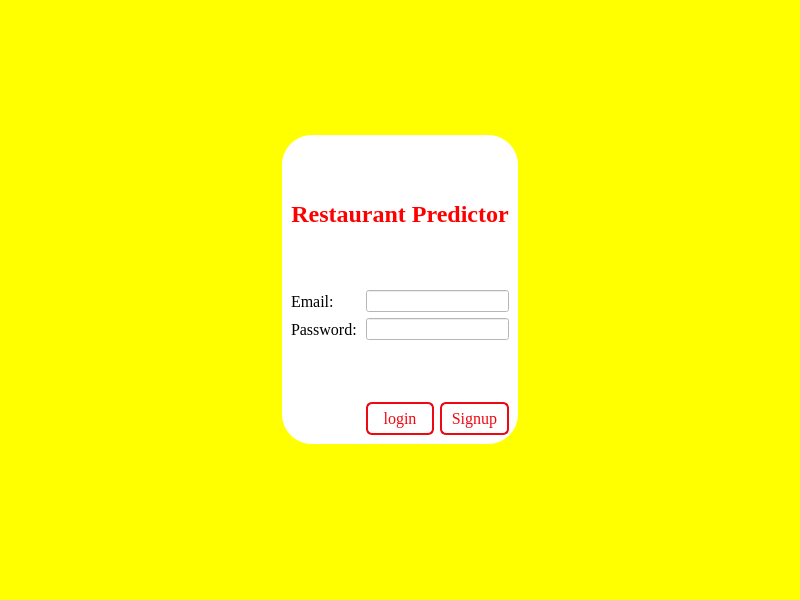
This is ui/GUI.ui in abdullah0307/Restaurant_predictor as Qt 5 draws it before an edit. The edited form follows.
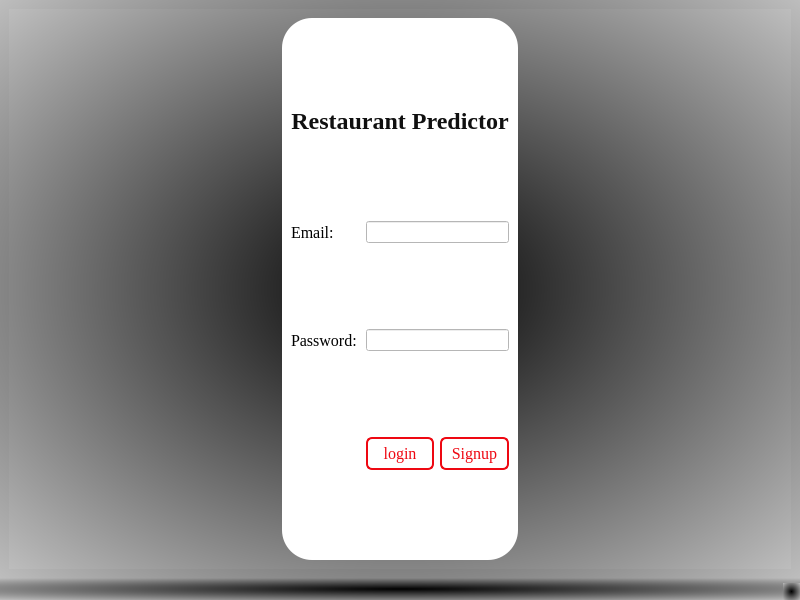
This is the edited form.

What changed in the file:
```diff
--- a/ui/GUI.ui
+++ b/ui/GUI.ui
@@ -14,8 +14,7 @@
    <string>MainWindow</string>
   </property>
   <property name="styleSheet">
-   <string notr="true">
-background-color: rgb(255, 255, 0);</string>
+   <string notr="true">background-color: qradialgradient(spread:pad, cx:0.5, cy:0.5, radius:0.953, fx:0.5, fy:0.5, stop:0 rgba(0, 0, 0, 255), stop:1 rgba(255, 255, 255, 255));</string>
   </property>
   <widget class="QWidget" name="centralwidget">
    <layout class="QGridLayout" name="gridLayout">
@@ -26,7 +25,7 @@
       </property>
       <widget class="QWidget" name="login_page">
        <layout class="QGridLayout" name="gridLayout_3">
-        <item row="1" column="1">
+        <item row="0" column="1">
          <widget class="QFrame" name="frame">
           <property name="styleSheet">
            <string notr="true">QFrame{
@@ -44,7 +43,68 @@
            <enum>QFrame::Raised</enum>
           </property>
           <layout class="QGridLayout" name="gridLayout_2">
-           <item row="7" column="2">
+           <item row="4" column="3">
+            <widget class="QPushButton" name="pushButton_2">
+             <property name="font">
+              <font>
+               <family>Times New Roman</family>
+               <pointsize>12</pointsize>
+              </font>
+             </property>
+             <property name="styleSheet">
+              <string notr="true">QPushButton{background:none;
+ border:2px solid #EE0812;
+ border-radius:6px;
+ color:#EE0812;
+ padding-top:5px;
+ padding-bottom:5px;
+}
+QPushButton:hover{
+	background-color: rgb(255, 0, 0);
+	color: rgb(255, 255, 255);
+}
+</string>
+             </property>
+             <property name="text">
+              <string>Signup</string>
+             </property>
+            </widget>
+           </item>
+           <item row="3" column="1">
+            <widget class="QLabel" name="label_3">
+             <property name="font">
+              <font>
+               <family>Times New Roman</family>
+               <pointsize>12</pointsize>
+              </font>
+             </property>
+             <property name="text">
+              <string>Password:</string>
+             </property>
+            </widget>
+           </item>
+           <item row="2" column="1">
+            <widget class="QLabel" name="label_2">
+             <property name="font">
+              <font>
+               <family>Times New Roman</family>
+               <pointsize>12</pointsize>
+              </font>
+             </property>
+             <property name="text">
+              <string>Email:</string>
+             </property>
+            </widget>
+           </item>
+           <item row="2" column="2" colspan="2">
+            <widget class="QLineEdit" name="lineEdit">
+             <property name="styleSheet">
+              <string notr="true">font: 12pt &quot;Times New Roman&quot;;
+background-color: rgb(255, 255, 255);</string>
+             </property>
+            </widget>
+           </item>
+           <item row="4" column="2">
             <widget class="QPushButton" name="pushButton">
              <property name="font">
               <font>
@@ -71,7 +131,21 @@
              </property>
             </widget>
            </item>
-           <item row="2" column="1" colspan="3">
+           <item row="3" column="2" colspan="2">
+            <widget class="QLineEdit" name="lineEdit_2">
+             <property name="styleSheet">
+              <string notr="true">font: 12pt &quot;Times New Roman&quot;;
+background-color: rgb(255, 255, 255);</string>
+             </property>
+             <property name="echoMode">
+              <enum>QLineEdit::Password</enum>
+             </property>
+             <property name="cursorMoveStyle">
+              <enum>Qt::VisualMoveStyle</enum>
+             </property>
+            </widget>
+           </item>
+           <item row="1" column="1" colspan="3">
             <widget class="QLabel" name="label">
              <property name="sizePolicy">
               <sizepolicy hsizetype="Fixed" vsizetype="Fixed">
@@ -88,7 +162,7 @@
               </font>
              </property>
              <property name="styleSheet">
-              <string notr="true">color: rgb(255, 0, 0);</string>
+              <string notr="true">color: rgb(16, 16, 16);</string>
              </property>
              <property name="text">
               <string>Restaurant Predictor</string>
@@ -98,133 +172,10 @@
              </property>
             </widget>
            </item>
-           <item row="4" column="2" colspan="2">
-            <widget class="QLineEdit" name="lineEdit">
-             <property name="styleSheet">
-              <string notr="true">font: 12pt &quot;Times New Roman&quot;;
-background-color: rgb(255, 255, 255);</string>
-             </property>
-            </widget>
-           </item>
-           <item row="4" column="1">
-            <widget class="QLabel" name="label_2">
-             <property name="font">
-              <font>
-               <family>Times New Roman</family>
-               <pointsize>12</pointsize>
-              </font>
-             </property>
-             <property name="text">
-              <string>Email:</string>
-             </property>
-            </widget>
-           </item>
-           <item row="5" column="2" colspan="2">
-            <widget class="QLineEdit" name="lineEdit_2">
-             <property name="styleSheet">
-              <string notr="true">font: 12pt &quot;Times New Roman&quot;;
-background-color: rgb(255, 255, 255);</string>
-             </property>
-             <property name="echoMode">
-              <enum>QLineEdit::Password</enum>
-             </property>
-             <property name="cursorMoveStyle">
-              <enum>Qt::VisualMoveStyle</enum>
-             </property>
-            </widget>
-           </item>
-           <item row="3" column="1" colspan="3">
-            <widget class="QFrame" name="frame_2">
-             <property name="minimumSize">
-              <size>
-               <width>0</width>
-               <height>50</height>
-              </size>
-             </property>
-             <property name="frameShape">
-              <enum>QFrame::StyledPanel</enum>
-             </property>
-             <property name="frameShadow">
-              <enum>QFrame::Raised</enum>
-             </property>
-            </widget>
-           </item>
-           <item row="7" column="3">
-            <widget class="QPushButton" name="pushButton_2">
-             <property name="font">
-              <font>
-               <family>Times New Roman</family>
-               <pointsize>12</pointsize>
-              </font>
-             </property>
-             <property name="styleSheet">
-              <string notr="true">QPushButton{background:none;
- border:2px solid #EE0812;
- border-radius:6px;
- color:#EE0812;
- padding-top:5px;
- padding-bottom:5px;
-}
-QPushButton:hover{
-	background-color: rgb(255, 0, 0);
-	color: rgb(255, 255, 255);
-}
-</string>
-             </property>
-             <property name="text">
-              <string>Signup</string>
-             </property>
-            </widget>
-           </item>
-           <item row="5" column="1">
-            <widget class="QLabel" name="label_3">
-             <property name="font">
-              <font>
-               <family>Times New Roman</family>
-               <pointsize>12</pointsize>
-              </font>
-             </property>
-             <property name="text">
-              <string>Password:</string>
-             </property>
-            </widget>
-           </item>
-           <item row="1" column="1" colspan="3">
-            <widget class="QFrame" name="frame_3">
-             <property name="minimumSize">
-              <size>
-               <width>0</width>
-               <height>50</height>
-              </size>
-             </property>
-             <property name="frameShape">
-              <enum>QFrame::StyledPanel</enum>
-             </property>
-             <property name="frameShadow">
-              <enum>QFrame::Raised</enum>
-             </property>
-            </widget>
-           </item>
-           <item row="6" column="1" colspan="3">
-            <widget class="QFrame" name="frame_4">
-             <property name="minimumSize">
-              <size>
-               <width>0</width>
-               <height>50</height>
-              </size>
-             </property>
-             <property name="frameShape">
-              <enum>QFrame::StyledPanel</enum>
-             </property>
-             <property name="frameShadow">
-              <enum>QFrame::Raised</enum>
-             </property>
-            </widget>
-           </item>
           </layout>
          </widget>
         </item>
-        <item row="1" column="2">
+        <item row="0" column="2">
          <spacer name="horizontalSpacer_2">
           <property name="orientation">
            <enum>Qt::Horizontal</enum>
@@ -237,7 +188,7 @@
           </property>
          </spacer>
         </item>
-        <item row="1" column="0">
+        <item row="0" column="0">
          <spacer name="horizontalSpacer">
           <property name="orientation">
            <enum>Qt::Horizontal</enum>
@@ -250,32 +201,6 @@
           </property>
          </spacer>
         </item>
-        <item row="2" column="1">
-         <spacer name="verticalSpacer">
-          <property name="orientation">
-           <enum>Qt::Vertical</enum>
-          </property>
-          <property name="sizeHint" stdset="0">
-           <size>
-            <width>20</width>
-            <height>40</height>
-           </size>
-          </property>
-         </spacer>
-        </item>
-        <item row="0" column="1">
-         <spacer name="verticalSpacer_3">
-          <property name="orientation">
-           <enum>Qt::Vertical</enum>
-          </property>
-          <property name="sizeHint" stdset="0">
-           <size>
-            <width>20</width>
-            <height>40</height>
-           </size>
-          </property>
-         </spacer>
-        </item>
        </layout>
       </widget>
       <widget class="QWidget" name="page_2">
```
